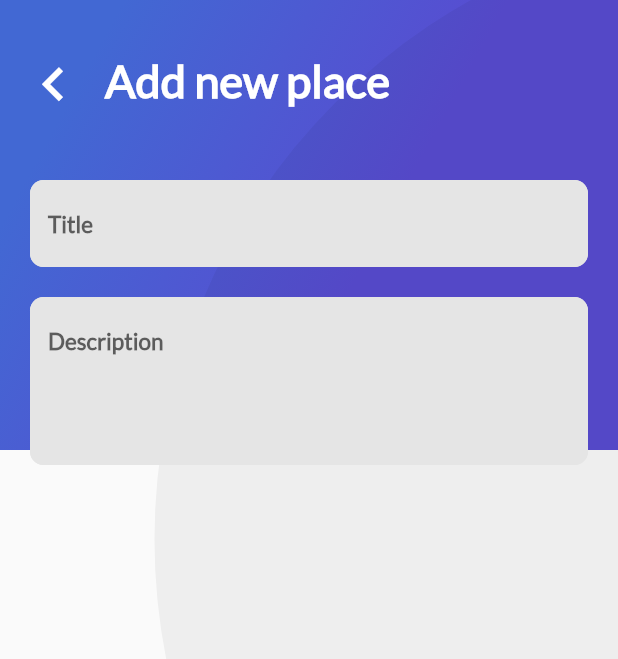
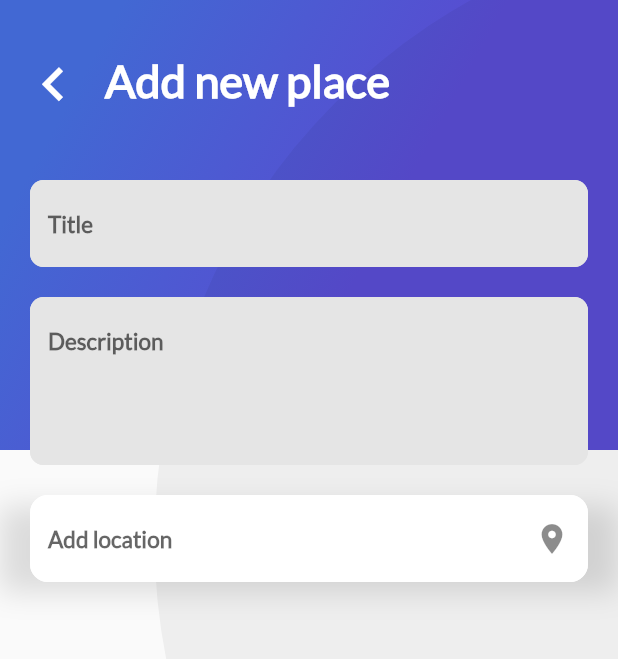
Before and after one commit to SwaXTech/Trips, a Flutter app: the AddPlace screen opened directly, on a phone screen of 412 x 824 dp. Shown: the top 659 px of the screen. Run offline on Flutter 3.47's test engine with Material 2 defaults, Android fonts, the phone set to English and light mode, and no system bars; our stand-ins replace cloud_firestore, firebase_auth, firebase_core, google_sign_in; missing offline and left inert: generic_bloc_provider; accounts and stored records are empty.

Commit message:
Added location field

```diff
--- a/lib/Place/ui/screens/add_place.dart
+++ b/lib/Place/ui/screens/add_place.dart
@@ -1,5 +1,6 @@
 import 'package:flutter/cupertino.dart';
 import 'package:flutter/material.dart';
+import 'package:trips_app/Place/ui/widgets/location_field.dart';
 import 'package:trips_app/widgets/gradient.dart';
 import 'package:trips_app/widgets/text_input.dart';
 import 'package:trips_app/widgets/title_header.dart';
@@ -38,8 +39,16 @@ class _AddPlaceState extends State<AddPlace> {
           Container(),
           titleTextField(_titleController),
           descriptionTextField(_descController),
+          locationField(),
         ],
       );
+
+  Container locationField() {
+    return Container(
+          margin: EdgeInsets.only(top: 20.0),
+          child: LocationField(hintText: "Add location", iconData: Icons.location_on),
+        );
+  }
 
   Container descriptionTextField(TextEditingController _descController) =>
       Container(
--- /dev/null
+++ b/lib/Place/ui/widgets/location_field.dart
@@ -0,0 +1,72 @@
+import 'package:flutter/material.dart';
+
+class LocationField extends StatelessWidget {
+
+  final String hintText;
+  final TextEditingController textEditingController;
+  final IconData iconData;
+
+
+  LocationField(
+      {Key key,
+      @required this.hintText,
+      @required this.textEditingController,
+      @required this.iconData});
+
+  @override
+  Widget build(BuildContext context) {
+    return Container(
+      padding: EdgeInsets.only(right: 20, left: 20),
+      child: textField(),
+      decoration: BoxDecoration(
+        boxShadow: [
+          BoxShadow(
+            color: Colors.black12,
+            blurRadius: 15.0, //Expansión de la sombra
+            offset: Offset(0.0, 7.0), // En x no se mueve, pero en Y arranca más abajo
+          )
+        ]
+      ),
+    );
+  }
+
+  TextField textField() {
+    return TextField(
+      controller: textEditingController,
+      style: textStyle(),
+      decoration: inputDecoration(),
+    );
+  }
+
+  InputDecoration inputDecoration() {
+    return InputDecoration(
+      hintText: hintText,
+      suffixIcon: Icon(iconData), // Al final
+      fillColor: Color(0xFFFFFFFF),
+      filled: true,
+      border: InputBorder.none,
+      enabledBorder: border(),
+      focusedBorder: border(),
+
+    );
+  }
+
+  OutlineInputBorder border() {
+    return OutlineInputBorder(
+      borderSide: BorderSide(
+        color: Color(0xFFFFFFFF),
+      ),
+      borderRadius: BorderRadius.all(Radius.circular(12.0)),
+    );
+  }
+
+  TextStyle textStyle() {
+    return TextStyle(
+      fontSize: 15,
+      fontFamily: 'Lato',
+      color: Colors.blueGrey,
+      fontWeight: FontWeight.bold,
+    );
+  }
+
+}
```
